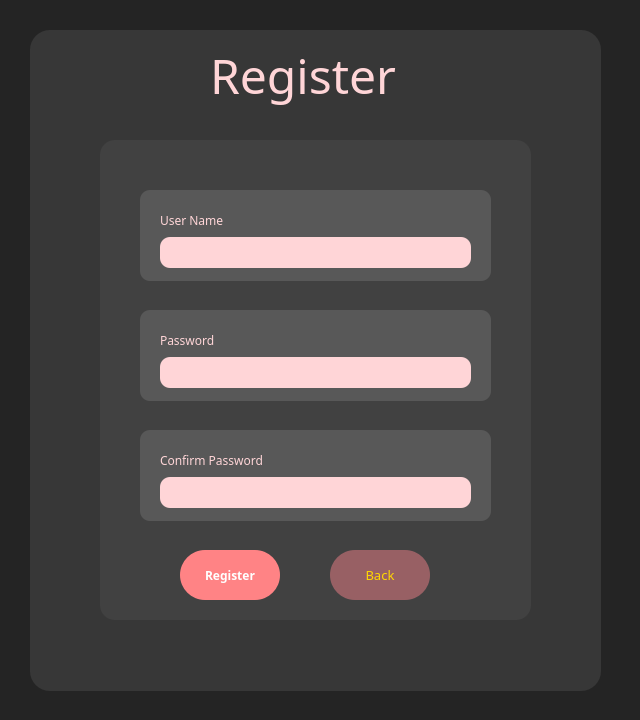
The window that ui/newwindow.ui (hclperera/Personal_Organizer) describes before a commit, drawn with Qt 5.
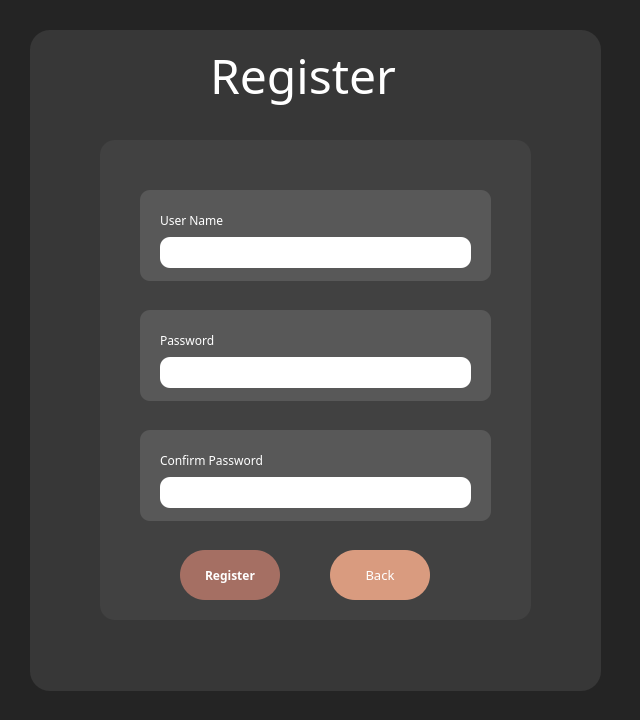
The same window after the commit.

The edit to the form file:
```diff
--- a/ui/newwindow.ui
+++ b/ui/newwindow.ui
@@ -88,8 +88,7 @@
       </property>
       <property name="styleSheet">
        <string notr="true">QLabel{
-	background-color: rgb(88, 88, 88);
-	color:rgb(255, 213, 215);
+	color:white;
 }</string>
       </property>
       <property name="text">
@@ -113,7 +112,7 @@
      </property>
      <property name="styleSheet">
       <string notr="true">QLineEdit{
-	background-color:rgb(255, 213, 215);
+	background-color:white;
 	border-radius:10px;
 	border-color: rgb(53, 69, 93);
 	padding-left:10px;
@@ -144,7 +143,7 @@
      </property>
      <property name="styleSheet">
       <string notr="true">QLineEdit{
-	background-color:rgb(255, 213, 215);
+	background-color:white;
 	border-radius:10px;
 	border-color: rgb(53, 69, 93);
 	padding-left:10px;
@@ -195,8 +194,7 @@
       </property>
       <property name="styleSheet">
        <string notr="true">QLabel{
-	background-color: rgb(88, 88, 88);
-	color:rgb(255, 213, 215);
+	color:white;
 }</string>
       </property>
       <property name="text">
@@ -220,7 +218,7 @@
      </property>
      <property name="styleSheet">
       <string notr="true">QLineEdit{
-	background-color:rgb(255, 213, 215);
+	background-color:white;
 	border-radius:10px;
 	border-color: rgb(53, 69, 93);
 	padding-left:10px;
@@ -271,8 +269,7 @@
       </property>
       <property name="styleSheet">
        <string notr="true">QLabel{
-	background-color: rgb(88, 88, 88);
-	color:rgb(255, 213, 215);
+	color:white;
 }</string>
       </property>
       <property name="text">
@@ -298,7 +295,7 @@
      </property>
      <property name="styleSheet">
       <string notr="true">QPushButton{
-	background-color:rgb(255, 131, 133);
+	background-color:rgb(165, 111, 99);
 	border-radius:25px;
 	
 	color: rgb(255, 255, 255);
@@ -325,11 +322,11 @@
      </property>
      <property name="styleSheet">
       <string notr="true">QPushButton{
-	background-color:rgb(152, 96, 100);
+	background-color:rgb(217, 155, 127);
 	border-radius:25px;
 	border-color: rgb(53, 69, 93);
 	
-	color:gold;
+	color:white;
 }</string>
      </property>
      <property name="text">
@@ -362,7 +359,7 @@
     </property>
     <property name="styleSheet">
      <string notr="true">QLabel{
-	color:rgb(255, 213, 215);
+	color:white;
 }</string>
     </property>
     <property name="text">
```
